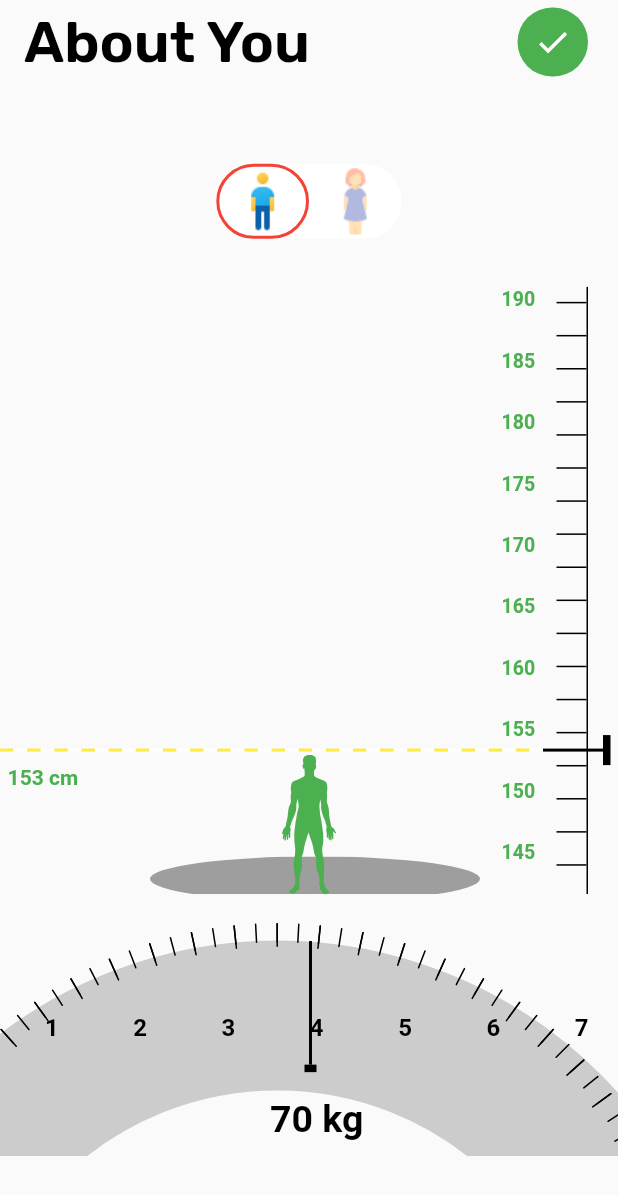
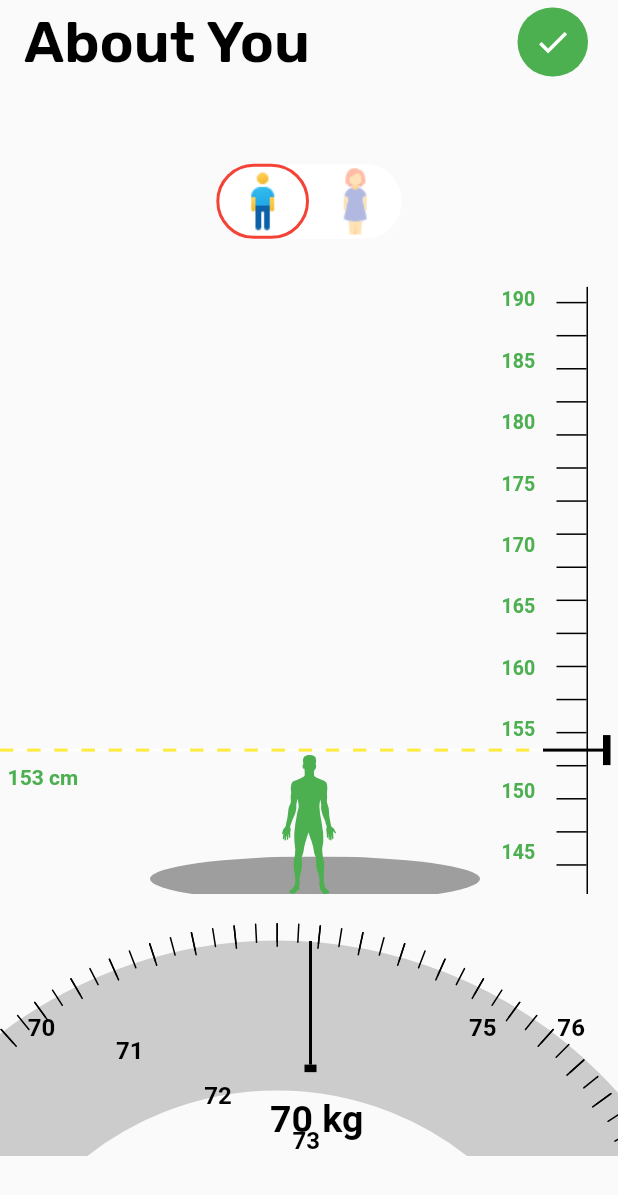
Before and after one commit to arifur23/My-Diet-App-Onboading, a Flutter app: the AboutYou screen opened directly, on a phone screen of 412 x 824 dp. Shown: the top 1195 px of the screen. Run offline on Flutter 3.47's test engine with Material 2 defaults, Android fonts, the phone set to English and light mode, and no system bars; our stand-ins replace flutter_svg, google_fonts.

Commit message:
updating commit

```diff
--- a/lib/Screens/about_you.dart
+++ b/lib/Screens/about_you.dart
@@ -1,7 +1,10 @@
 import 'package:flutter/material.dart';
+import 'package:flutter/rendering.dart';
 import 'package:google_fonts/google_fonts.dart';
+import 'package:my_diet_app_onboarding/Screens/custom_animation.dart';
 import '../Widgets/custom_paint_class.dart';
 import '../Widgets/height_picker.dart';
+import 'dart:math' as math;
 
 enum Gender{
   male,
@@ -15,23 +18,53 @@ class AboutYou extends StatefulWidget {
   State<AboutYou> createState() => _AboutYouState();
 }
 
-class _AboutYouState extends State<AboutYou> {
+class _AboutYouState extends State<AboutYou> with TickerProviderStateMixin {
 
   int height = 153;
   int weight = 70;
+  double width = 430;
+  int minValue = 20;
+  int maxValue = 210;
+  int value = 70;
+
 
   late Gender gender;
 
+  late ScrollController scrollController;
+  double get itemExtent => width / 7;
+
+  int _indexToValue(int index) => minValue + (index - 1);
+
+  late AnimationController animationController;
+
+
   @override
   void initState() {
+
+    scrollController = ScrollController(
+      initialScrollOffset: (weight - 3.7) * width / 7,
+    );
     gender = Gender.male;
+
+    animationController = AnimationController(
+        vsync: this,
+        duration: const Duration(milliseconds: 1000)
+    );
+
+    animationController.addListener(() {
+      if(animationController.isCompleted){
+        getBack().then((_){animationController.reset();});
+      }
+    });
     super.initState();
   }
 
   @override
   Widget build(BuildContext context) {
     Size size = MediaQuery.of(context).size;
-    return Scaffold(
+    return Stack(
+      children: [
+        Scaffold(
           appBar: AppBar(
             automaticallyImplyLeading: false,
             backgroundColor: Colors.transparent,
@@ -44,7 +77,10 @@ class _AboutYouState extends State<AboutYou> {
                 padding: const EdgeInsets.symmetric(horizontal: 20, vertical: 5),
                 child: GestureDetector(
                   onTap: (){
-                Navigator.pop(context);
+
+                    setState(() {
+                      animationController.forward();
+                    });
                   },
                   child: Container(
                     height: 35,
@@ -167,15 +203,18 @@ class _AboutYouState extends State<AboutYou> {
                               height: 130,
                               width: size.width,
                               child: NotificationListener(
+                                onNotification: _onNotification,
                                 child: ListView.builder(
+                                    controller: scrollController,
+                                    physics: const ScrollPhysics(),
                                     shrinkWrap: true,
                                     scrollDirection: Axis.horizontal,
-                          itemCount: 200,
+                                    itemCount: 210,
                                     itemExtent: size.width / 7,
                                     itemBuilder: (context, index) {
                                       int item = 1 + index;
                                       return Transform(
-                                transform: matrix4(30.0, 30.0, 0.0),
+                                          transform: decidePosition(index, item),
                                           child: Text(item.toString(),
                                             style: const TextStyle(fontWeight: FontWeight.bold, fontSize: 16, color: Colors.black),
                                           )
@@ -203,11 +242,11 @@ class _AboutYouState extends State<AboutYou> {
                                 ],
                               )
                           ),
-                const Positioned(
+                          Positioned(
                               bottom: 10.0,
                               left: 180,
-                    child: Text('70 kg', style:
-                      TextStyle(fontSize: 25, fontWeight: FontWeight.bold, color: Colors.black),)
+                              child: Text('$weight kg', style:
+                              const TextStyle(fontSize: 25, fontWeight: FontWeight.bold, color: Colors.black),)
                           )
                         ]
                     )
@@ -215,11 +254,89 @@ class _AboutYouState extends State<AboutYou> {
                 const SizedBox(height: 20,)
               ]
           ),
+        ),
+        CustomAnimation(animationController: animationController)
+      ],
     );
   }
 
+  getBack() async{
+    return Navigator.pop(context);
+  }
+
+  bool _userStoppedScrolling(Notification notification) {
+    return notification is UserScrollNotification &&
+        notification.direction == ScrollDirection.idle &&
+        scrollController.position.activity is HoldScrollActivity;
+  }
+
+  _animateTo(int valueToSelect, {int durationMillis = 200}) {
+    double targetExtent = (valueToSelect - minValue) * itemExtent;
+    scrollController.animateTo(
+      targetExtent,
+      duration: Duration(milliseconds: durationMillis),
+      curve: Curves.decelerate,
+    );
+  }
+
+  int _offsetToMiddleIndex(double offset) => (offset + width / 7) ~/ itemExtent;
+
+  int _offsetToMiddleValue(double offset) {
+    int indexOfMiddleElement = _offsetToMiddleIndex(offset);
+    int middleValue = _indexToValue(indexOfMiddleElement);
+    middleValue = math.max(minValue, math.min(maxValue, middleValue));
+    return middleValue;
+  }
+
+  bool _onNotification(Notification notification) {
+    if (notification is ScrollNotification) {
+      int middleValue = _offsetToMiddleValue(notification.metrics.pixels);
+
+      if (_userStoppedScrolling(notification)) {
+        _animateTo(middleValue);
+      }
+
+      if (middleValue != value) {
+        setState(() {
+          weight = middleValue - 16;
+        }); //update selection
+      }
+    }
+    return true;
+  }
 
   Matrix4 matrix4( double x, double y, double z){
     return Matrix4.identity()..translate(x, y, z);
   }
+
+  Matrix4 decidePosition(int index, int value){
+
+    if( weight == index + 2){
+      return Matrix4.identity()..translate(30.0, 45.0, 10);
     }
+    else if( weight == index + 3){
+      return Matrix4.identity()..translate(30.0, 75.0, 20.0);
+    }
+    else if( weight == index + 4){
+      return Matrix4.identity()..translate(30.0, 105.0, 30.0);
+    }
+    else if( weight == index + 5){
+      return Matrix4.identity()..translate(30.0, 135.0, 40.0);
+    }
+    else if( weight == index){
+      return Matrix4.identity()..translate(30.0, 45.0, 10.0);
+    }
+    else if( weight == index - 1){
+      return Matrix4.identity()..translate(30.0, 75.0, 20.0);
+    }
+    else if( weight == index - 2){
+      return Matrix4.identity()..translate(30.0, 105.0, 30.0);
+    }
+    else if( weight == index - 3){
+      return Matrix4.identity()..translate(30.0, 135.0, 40.0);
+    }
+    else{
+      return Matrix4.identity()..translate(30.0, 30.0, 0.0);
+    }
+  }
+}
--- /dev/null
+++ b/lib/Screens/custom_animation.dart
@@ -0,0 +1,62 @@
+import 'package:flutter/material.dart';
+
+class CustomAnimation extends AnimatedWidget{
+  final AnimationController animationController;
+
+  const CustomAnimation({super.key, required this.animationController}) : super(listenable: animationController);
+
+  Animation get animation => Tween<double>(begin: 0, end: 1).animate(CurvedAnimation(parent: animationController, curve: Curves.linear));
+
+
+  @override
+  Widget build(BuildContext context) {
+    Size size = MediaQuery.of(context).size;
+    return  IgnorePointer(
+      child: Opacity(
+        opacity: animationController.value >0 ? 1 : 0,
+        child: Scaffold(
+          body: Stack(
+            children: [
+              Positioned(
+                top: 20,
+                right: 0,
+                child: Container(
+                  child: CustomPaint(
+                    painter: MyPainter(Colors.blue, animation.value),
+                  ),
+                ),
+              )
+            ],
+          ),
+        ),
+      ),
+    );
+  }
+}
+
+class MyPainter extends CustomPainter{
+
+  final Color color;
+  final double animationValue;
+
+  MyPainter(this.color, this.animationValue);
+
+  @override
+  void paint(Canvas canvas, Size size) {
+  var center = Offset(size.width - 80, 41);
+  var paint = Paint()
+  ..color = color
+  ..style = PaintingStyle.fill;
+
+  var radius = 1000 * animationValue;
+
+  canvas.drawCircle(center, radius, paint);
+  }
+
+  @override
+  bool shouldRepaint(covariant CustomPainter oldDelegate) {
+    // TODO: implement shouldRepaint
+    return true;
+  }
+
+}
--- a/lib/Widgets/height_picker.dart
+++ b/lib/Widgets/height_picker.dart
@@ -25,10 +25,10 @@ class HeightPicker extends StatefulWidget {
   int get totalUnits => maxHeight - minHeight;
 
   @override
-  _HeightPickerState createState() => _HeightPickerState();
+  HeightPickerState createState() => HeightPickerState();
 }
 
-class _HeightPickerState extends State<HeightPicker> {
+class HeightPickerState extends State<HeightPicker> {
   late double startDragYOffset;
   late int startDragHeight;
 
--- a/lib/Widgets/widgets.dart
+++ b/lib/Widgets/widgets.dart
@@ -1,5 +1,3 @@
 export 'height_picker.dart';
 export 'height_slider.dart';
-export 'weight_picker.dart';
-export 'weight_slider.dart';
 export 'height_styles.dart';
```
Also changed, not shown: lib/Widgets/weight_picker.dart (deleted, +0 -84 lines), lib/Widgets/weight_slider.dart (deleted, +0 -120 lines). Lines whose indentation alone changed are shown as unchanged.
